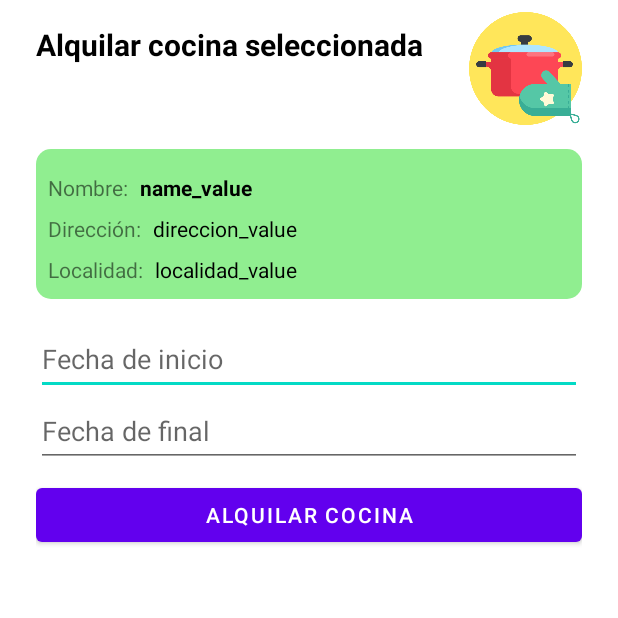
After one commit to juanpabloavilan/RapicoopProject, an Android app: the KitchenLeaseActivity screen opened directly, with no data from a screen before it, on a phone screen of 412 x 824 dp, the top half of it. The commit adds this screen. Run offline under Robolectric (Android 15) with nearby library versions, the phone set to English and light mode, and no system bars; 4 statements that could not run were skipped.

Commit message:
Se añadio interfaz de KitchenLeaseActivity

```diff
--- /dev/null
+++ b/app/src/main/java/co/edu/unipiloto/rapicoopproject/KitchenLeaseActivity.java
@@ -0,0 +1,109 @@
+package co.edu.unipiloto.rapicoopproject;
+
+import androidx.appcompat.app.AppCompatActivity;
+
+import android.app.DatePickerDialog;
+import android.os.Bundle;
+import android.text.InputType;
+import android.widget.Button;
+import android.widget.EditText;
+import android.widget.TextView;
+import android.widget.Toast;
+
+import java.util.Calendar;
+
+import co.edu.unipiloto.rapicoopproject.applicationcontext.UserLoggedContext;
+import co.edu.unipiloto.rapicoopproject.lib.Kitchen;
+import co.edu.unipiloto.rapicoopproject.lib.LeaseManager;
+import co.edu.unipiloto.rapicoopproject.lib.User;
+
+public class KitchenLeaseActivity extends AppCompatActivity {
+    public static String EXTRA_KITCHEN = "selected_kitchen";
+    private Kitchen selectedKitchen;
+    private LeaseManager leaseManager;
+    private User usuarioLoggeado;
+
+    //Ui Información de la cocina seleccionada
+    private TextView txtViewCurrentKitchenName;
+    private TextView txtViewCurrentKitchenAddress;
+    private TextView txtViewCurrentKitchenLocality;
+
+
+    private DatePickerDialog picker;
+    private EditText eTextFechaInicio;
+    private EditText eTextFechaFinal;
+    private Button btnAlquilarCocina;
+
+
+
+    @Override
+    protected void onCreate(Bundle savedInstanceState) {
+        super.onCreate(savedInstanceState);
+        setContentView(R.layout.activity_kitchen_lease);
+        selectedKitchen = (Kitchen) getIntent().getExtras().get(EXTRA_KITCHEN);
+        System.out.println(selectedKitchen);
+
+        leaseManager = new LeaseManager(this);
+        usuarioLoggeado = UserLoggedContext.getInstance().getUser();
+
+        //Añadiendo información de la cocina seleccionada a la ui
+        txtViewCurrentKitchenName = findViewById(R.id.cocina_actual_name_value);
+        txtViewCurrentKitchenName.setText(selectedKitchen.getName());
+        txtViewCurrentKitchenAddress = findViewById(R.id.cocina_actual_direccion_value);
+        txtViewCurrentKitchenAddress.setText(selectedKitchen.getAddress());
+        txtViewCurrentKitchenLocality = findViewById(R.id.cocina_actual_localidad_value);
+        txtViewCurrentKitchenLocality.setText(selectedKitchen.getLocality());
+
+
+
+
+
+
+        eTextFechaInicio=(EditText) findViewById(R.id.edittext_fecha_inicio);
+        eTextFechaInicio.setInputType(InputType.TYPE_NULL);
+        eTextFechaInicio.setOnClickListener( v ->{
+                final Calendar cldr = Calendar.getInstance();
+                int day = cldr.get(Calendar.DAY_OF_MONTH);
+                int month = cldr.get(Calendar.MONTH);
+                int year = cldr.get(Calendar.YEAR);
+                // date picker dialog
+                picker = new DatePickerDialog(KitchenLeaseActivity.this,
+                        (view, ano, mes, dia)-> {
+                                eTextFechaInicio.setText(dia + "/" + (mes + 1) + "/" + ano);
+                        }, year, month, day);
+                String date =  "" + year + " / " + month + " / " + day;
+
+                Toast.makeText(this, date, Toast.LENGTH_SHORT).show();
+                picker.show();
+        });
+
+        eTextFechaFinal=(EditText) findViewById(R.id.edittext_fecha_final);
+        eTextFechaFinal.setInputType(InputType.TYPE_NULL);
+        eTextFechaFinal.setOnClickListener( v ->{
+            final Calendar cldr = Calendar.getInstance();
+            int day = cldr.get(Calendar.DAY_OF_MONTH);
+            int month = cldr.get(Calendar.MONTH);
+            int year = cldr.get(Calendar.YEAR);
+            // date picker dialog
+            picker = new DatePickerDialog(KitchenLeaseActivity.this,
+                    (view, ano, mes, dia)-> {
+                        eTextFechaFinal.setText(dia + "/" + (mes + 1) + "/" + ano);
+                    }, year, month, day);
+            String date =  "" + year + " / " + month + " / " + day;
+
+            //Toast.makeText(this, date, Toast.LENGTH_SHORT).show();
+            picker.show();
+        });
+
+
+
+
+
+
+    }
+
+    private void leaseKitchen(){
+         //leaseManager.newLease(usuarioLoggeado.getId(),selectedKitchen.getId(),  )
+
+    }
+}
--- a/app/src/main/java/co/edu/unipiloto/rapicoopproject/MiCocinaActivity.java
+++ b/app/src/main/java/co/edu/unipiloto/rapicoopproject/MiCocinaActivity.java
@@ -19,6 +19,7 @@ public class MiCocinaActivity extends AppCompatActivity {
     private ListView kitchensView;
     private Button lookKitchens;
     private RapicoopDataBaseHelper db;
+
     @Override
     protected void onCreate(Bundle savedInstanceState) {
         super.onCreate(savedInstanceState);
@@ -34,6 +35,13 @@ public class MiCocinaActivity extends AppCompatActivity {
                 populateKitchensView();
             }
         });
+
+        kitchensView.setOnItemClickListener((lista, viw, pos, id)->{
+            Intent intent = new Intent(MiCocinaActivity.this, KitchenLeaseActivity.class);
+            Kitchen selectedKitchen = (Kitchen) lista.getAdapter().getItem(pos);
+            intent.putExtra(KitchenLeaseActivity.EXTRA_KITCHEN, selectedKitchen);
+            startActivity(intent);
+        });
     }
 
     private void populateSpinner(){
@@ -41,6 +49,8 @@ public class MiCocinaActivity extends AppCompatActivity {
         ArrayAdapter<String> localityAdapter = new ArrayAdapter<>
                 (this, android.R.layout.simple_spinner_dropdown_item, KITCHEN_LOCALITIES);
         localityShowDown.setAdapter(localityAdapter);
+
+
     }
 
     private void populateKitchensView(){
--- a/app/src/main/java/co/edu/unipiloto/rapicoopproject/RegisterActivity.java
+++ b/app/src/main/java/co/edu/unipiloto/rapicoopproject/RegisterActivity.java
@@ -93,7 +93,7 @@ public class RegisterActivity extends AppCompatActivity {
     }
 
     private void storeNewUser(User newUser){
-        String insertResultMsg = appDb.insertUser(newUser) ? "User created successfully" : "Error when adding user to the database";
+        String insertResultMsg = appDb.insertUser(newUser) != -1 ? "User created successfully" : "Error when adding user to the database";
         Toast.makeText(RegisterActivity.this,insertResultMsg,Toast.LENGTH_SHORT).show();
     }
 
--- a/app/src/main/java/co/edu/unipiloto/rapicoopproject/db/RapicoopDataBaseHelper.java
+++ b/app/src/main/java/co/edu/unipiloto/rapicoopproject/db/RapicoopDataBaseHelper.java
@@ -122,7 +122,7 @@ public class RapicoopDataBaseHelper extends SQLiteOpenHelper {
         onUpgrade(db,1,1);
     }
 
-    public boolean insertUser(User user){
+    public long insertUser(User user){
         SQLiteDatabase db = this.getWritableDatabase();
         ContentValues userDataSet = new ContentValues();
         userDataSet.put(USER_FULLNAME,user.getFullName());
@@ -133,7 +133,7 @@ public class RapicoopDataBaseHelper extends SQLiteOpenHelper {
         userDataSet.put(USER_TYPE,user.getType());
 
         long ins_result = db.insert(USERS_TABLE_NAME,null,userDataSet);
-        return ins_result != -1;
+        return ins_result;
     }
 
     public Cursor getUserData(int id){
@@ -221,7 +221,7 @@ public class RapicoopDataBaseHelper extends SQLiteOpenHelper {
         return kitchens.toArray(new Kitchen[0]);
     }
 
-    public boolean insertLease(KitchenLease lease){
+    public long insertLease(KitchenLease lease){
         SQLiteDatabase db = this.getWritableDatabase();
         ContentValues leaseDataSet = new ContentValues();
         leaseDataSet.put(LEASE_VENDOR_ID,lease.getVendor_id());
@@ -229,8 +229,7 @@ public class RapicoopDataBaseHelper extends SQLiteOpenHelper {
         leaseDataSet.put(LEASE_INI_DATE,lease.getIni_date());
         leaseDataSet.put(LEASE_END_DATE,lease.getEnd_date());
 
-        long ins_result = db.insert(LEASE_TABLE_NAME,null,leaseDataSet);
-        return ins_result != -1;
+        return db.insert(LEASE_TABLE_NAME,null,leaseDataSet);
     }
 
     public boolean leaseAvailability(int kitchenId, int vendorId){
--- a/app/src/main/java/co/edu/unipiloto/rapicoopproject/lib/Kitchen.java
+++ b/app/src/main/java/co/edu/unipiloto/rapicoopproject/lib/Kitchen.java
@@ -2,7 +2,9 @@ package co.edu.unipiloto.rapicoopproject.lib;
 
 import androidx.annotation.NonNull;
 
-public class Kitchen {
+import java.io.Serializable;
+
+public class Kitchen implements Serializable {
     private int id;
     private String name;
     private String address;
--- a/app/src/main/java/co/edu/unipiloto/rapicoopproject/lib/KitchenLease.java
+++ b/app/src/main/java/co/edu/unipiloto/rapicoopproject/lib/KitchenLease.java
@@ -7,8 +7,7 @@ public class KitchenLease {
     private int ini_date;
     private int end_date;
 
-    public KitchenLease(int id,int vendor_id, int kitchen_id, int ini_date, int end_date) {
-        this.id = id;
+    public KitchenLease(int vendor_id, int kitchen_id, int ini_date, int end_date) {
         this.vendor_id = vendor_id;
         this.kitchen_id = kitchen_id;
         this.ini_date = ini_date;
@@ -17,6 +16,10 @@ public class KitchenLease {
 
     public int getId(){
         return id;
+    }
+
+    public void setId(int id) {
+        this.id = id;
     }
 
     public int getVendor_id() {
--- a/app/src/main/java/co/edu/unipiloto/rapicoopproject/lib/LeaseManager.java
+++ b/app/src/main/java/co/edu/unipiloto/rapicoopproject/lib/LeaseManager.java
@@ -13,11 +13,11 @@ public class LeaseManager {
         db = RapicoopDataBaseHelper.getInstance(managerContext);
     }
 
-    public KitchenLease newLease(int id,int vendorId,int kitchenId, int ini_date, int end_date){
+    public KitchenLease newLease(int vendorId,int kitchenId, int ini_date, int end_date){
         if (!validLease(vendorId,kitchenId,ini_date,end_date)){
             return null;
         }
-        KitchenLease newLease = new KitchenLease(id,vendorId, kitchenId, ini_date, end_date);
+        KitchenLease newLease = new KitchenLease(vendorId, kitchenId, ini_date, end_date);
         db.insertLease(newLease);
         return newLease;
     }
--- /dev/null
+++ b/app/src/main/res/layout/activity_kitchen_lease.xml
@@ -0,0 +1,172 @@
+<?xml version="1.0" encoding="utf-8"?>
+<androidx.constraintlayout.widget.ConstraintLayout xmlns:android="http://schemas.android.com/apk/res/android"
+    xmlns:app="http://schemas.android.com/apk/res-auto"
+    xmlns:tools="http://schemas.android.com/tools"
+    android:layout_width="match_parent"
+    android:layout_height="match_parent"
+    tools:context=".KitchenLeaseActivity">
+
+    <ScrollView
+        android:layout_width="match_parent"
+        android:layout_height="match_parent"
+        app:layout_constraintBottom_toBottomOf="parent"
+        app:layout_constraintEnd_toEndOf="parent"
+        app:layout_constraintStart_toStartOf="parent"
+        app:layout_constraintTop_toTopOf="parent">
+
+        <LinearLayout
+            android:layout_width="match_parent"
+            android:layout_height="wrap_content"
+            android:orientation="vertical">
+
+            <androidx.constraintlayout.widget.ConstraintLayout
+                android:layout_width="match_parent"
+                android:layout_height="match_parent">
+
+                <TextView
+                    android:id="@+id/textView8"
+                    android:layout_width="wrap_content"
+                    android:layout_height="wrap_content"
+                    android:layout_marginStart="24dp"
+                    android:layout_marginTop="16dp"
+                    android:text="Alquilar cocina seleccionada"
+                    android:textColor="#000"
+                    android:textSize="20sp"
+                    android:textStyle="bold"
+                    app:layout_constraintStart_toStartOf="parent"
+                    app:layout_constraintTop_toTopOf="parent" />
+
+                <ImageView
+                    android:id="@+id/imageView8"
+                    android:layout_width="75dp"
+                    android:layout_height="75dp"
+                    android:layout_marginTop="8dp"
+                    android:layout_marginEnd="24dp"
+                    app:layout_constraintEnd_toEndOf="parent"
+                    app:layout_constraintTop_toTopOf="parent"
+                    app:srcCompat="@drawable/kitchen_lease" />
+
+                <androidx.constraintlayout.widget.ConstraintLayout
+                    android:id="@+id/div_planta_actual"
+                    android:layout_width="match_parent"
+                    android:layout_height="100sp"
+                    android:layout_marginStart="24dp"
+                    android:layout_marginTop="16dp"
+                    android:layout_marginEnd="24dp"
+                    android:background="@drawable/green_light_banner"
+                    app:layout_constraintEnd_toEndOf="parent"
+                    app:layout_constraintStart_toStartOf="parent"
+                    app:layout_constraintTop_toBottomOf="@+id/imageView8">
+
+
+                    <TextView
+                        android:id="@+id/cocina_actual_name_label"
+                        android:layout_width="wrap_content"
+                        android:layout_height="wrap_content"
+                        android:layout_marginStart="8dp"
+                        android:layout_marginTop="16dp"
+                        android:text="Nombre:"
+                        app:layout_constraintStart_toStartOf="parent"
+                        app:layout_constraintTop_toTopOf="parent" />
+
+                    <TextView
+                        android:id="@+id/cocina_actual_name_value"
+                        android:textStyle="bold"
+                        android:textColor="#000"
+                        android:layout_width="wrap_content"
+                        android:layout_height="wrap_content"
+                        android:layout_marginStart="8dp"
+                        android:text="name_value"
+                        app:layout_constraintStart_toEndOf="@+id/cocina_actual_name_label"
+                        app:layout_constraintTop_toTopOf="@+id/cocina_actual_name_label" />
+"
+
+                    <TextView
+                        android:id="@+id/cocina_actual_direccion_label"
+                        android:layout_width="wrap_content"
+                        android:layout_height="wrap_content"
+                        android:layout_marginStart="8dp"
+                        android:layout_marginTop="8dp"
+                        android:text="Dirección:"
+                        app:layout_constraintStart_toStartOf="parent"
+                        app:layout_constraintTop_toBottomOf="@+id/cocina_actual_name_label" />
+
+                    <TextView
+                        android:id="@+id/cocina_actual_direccion_value"
+                        android:layout_width="wrap_content"
+                        android:layout_height="wrap_content"
+                        android:layout_marginStart="8dp"
+                        android:textColor="#000"
+                        android:text="direccion_value"
+                        app:layout_constraintStart_toEndOf="@+id/cocina_actual_direccion_label"
+                        app:layout_constraintTop_toTopOf="@+id/cocina_actual_direccion_label" />
+
+                    <TextView
+                        android:id="@+id/cocina_actual_localidad_label"
+                        android:layout_width="wrap_content"
+                        android:layout_height="wrap_content"
+                        android:layout_marginTop="8dp"
+                        android:text="Localidad:"
+                        app:layout_constraintStart_toStartOf="@+id/cocina_actual_direccion_label"
+                        app:layout_constraintTop_toBottomOf="@+id/cocina_actual_direccion_label" />
+
+                    <TextView
+                        android:id="@+id/cocina_actual_localidad_value"
+                        android:layout_width="wrap_content"
+                        android:layout_height="wrap_content"
+                        android:layout_marginStart="8dp"
+                        android:textColor="#000"
+                        android:text="localidad_value"
+                        app:layout_constraintStart_toEndOf="@+id/cocina_actual_localidad_label"
+                        app:layout_constraintTop_toTopOf="@+id/cocina_actual_localidad_label" />
+
+                </androidx.constraintlayout.widget.ConstraintLayout>
+
+                <androidx.constraintlayout.widget.ConstraintLayout
+                    android:layout_width="match_parent"
+                    android:layout_height="200sp"
+                    android:layout_marginStart="24dp"
+                    android:layout_marginTop="16dp"
+                    android:layout_marginEnd="24dp"
+                    app:layout_constraintEnd_toEndOf="parent"
+                    app:layout_constraintStart_toStartOf="parent"
+                    app:layout_constraintTop_toBottomOf="@+id/div_planta_actual">
+
+                    <EditText
+                        android:id="@+id/edittext_fecha_inicio"
+                        android:layout_width="match_parent"
+                        android:layout_height="wrap_content"
+                        android:ems="10"
+                        android:hint="Fecha de inicio"
+                        android:minHeight="48dp"
+                        app:layout_constraintEnd_toEndOf="parent"
+                        app:layout_constraintStart_toStartOf="parent"
+                        app:layout_constraintTop_toTopOf="parent" />
+
+                    <EditText
+                        android:id="@+id/edittext_fecha_final"
+                        android:layout_width="match_parent"
+                        android:layout_height="wrap_content"
+                        android:ems="10"
+                        android:hint="Fecha de final"
+                        android:minHeight="48dp"
+                        app:layout_constraintStart_toStartOf="parent"
+                        app:layout_constraintTop_toBottomOf="@+id/edittext_fecha_inicio" />
+
+                    <Button
+                        android:layout_width="match_parent"
+                        android:layout_height="wrap_content"
+                        android:layout_marginTop="8dp"
+                        android:text="ALQUILAR COCINA"
+                        app:layout_constraintEnd_toEndOf="parent"
+                        app:layout_constraintStart_toStartOf="parent"
+                        app:layout_constraintTop_toBottomOf="@+id/edittext_fecha_final" />
+
+                </androidx.constraintlayout.widget.ConstraintLayout>
+
+            </androidx.constraintlayout.widget.ConstraintLayout>
+
+        </LinearLayout>
+    </ScrollView>
+
+</androidx.constraintlayout.widget.ConstraintLayout>
```
Also changed, not shown: app/src/main/AndroidManifest.xml (+7 -0 lines), app/src/main/res/drawable/kitchen_lease.png (added).
